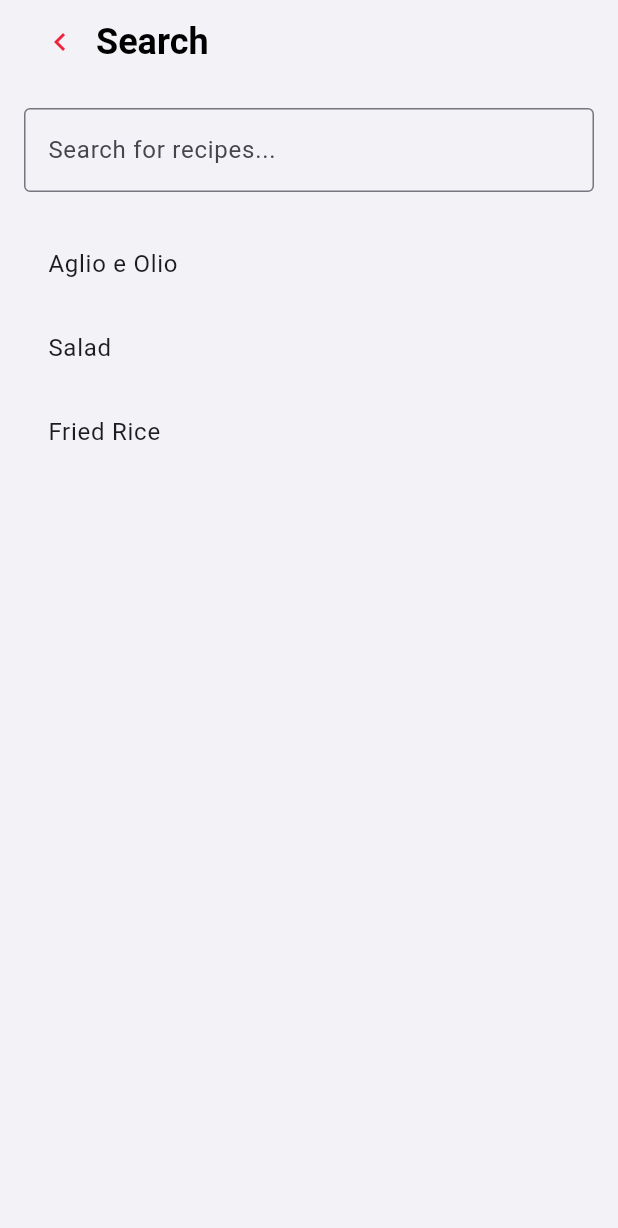
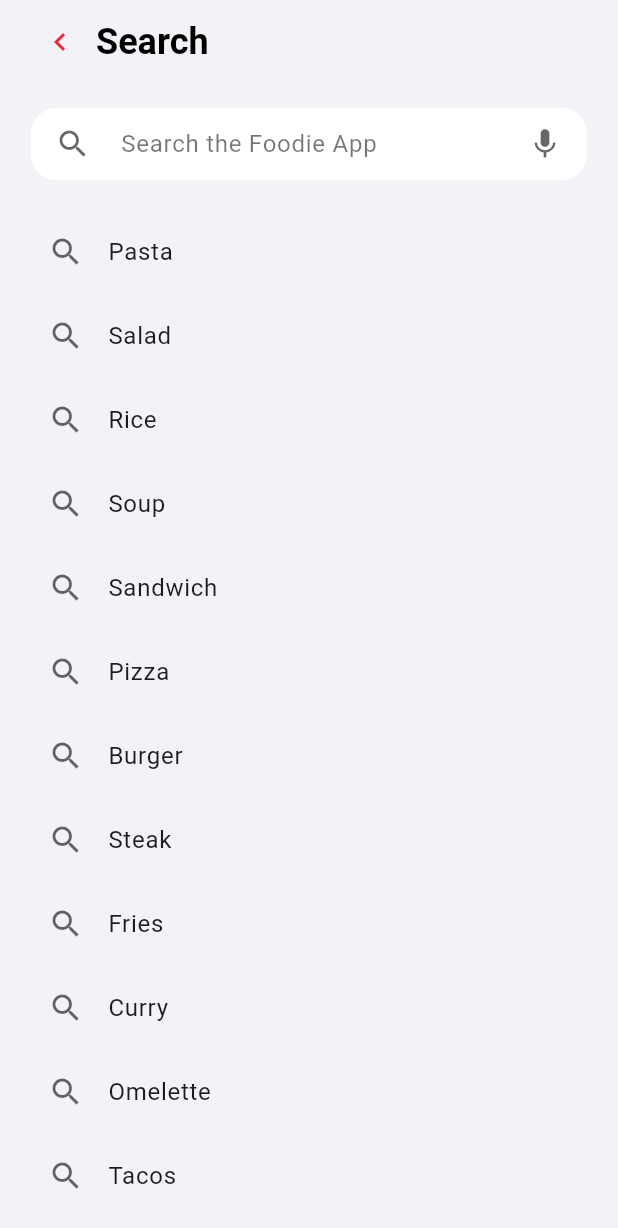
Before and after one commit to gatosopa/food_app_flutter, a Flutter app: the SearchPage screen opened directly, on a phone screen of 412 x 824 dp. Shown: the top 1228 px of the screen. Run offline on Flutter 3.47's test engine with Material 3 defaults, Android fonts, the phone set to English and light mode, and no system bars; our stand-ins replace animated_bottom_navigation_bar, bloc, camera, carousel_slider, cloud_firestore, dio and 9 more; missing offline and left inert: gal; accounts and stored records are empty.

Commit message:
Search page results improved

```diff
--- a/lib/src/core/shapes/rounded_image.dart
+++ b/lib/src/core/shapes/rounded_image.dart
@@ -3,7 +3,7 @@ import 'package:food_app_flutter/src/core/constants.dart';
 import 'package:food_app_flutter/src/features/recipe/detail_page.dart';
 import 'package:food_app_flutter/src/models/food.dart';
 import 'package:page_transition/page_transition.dart';
-import 'package:food_app_flutter/src/features/camera/data/models/recipe_model.dart';
+import 'package:food_app_flutter/src/models/recipe_model.dart';
 
 class RoundedImage extends StatelessWidget {
   const RoundedImage({
--- a/lib/src/core/utils/parser.dart
+++ b/lib/src/core/utils/parser.dart
@@ -1,5 +1,5 @@
 import 'dart:convert';
-import '../../features/camera/data/models/recipe_model.dart';
+import '../../models/recipe_model.dart';
 
 List<Recipe> parseRecipes(String jsonData) {
   final data = jsonDecode(jsonData) as List;
--- a/lib/src/features/home/search_page.dart
+++ b/lib/src/features/home/search_page.dart
@@ -1,14 +1,28 @@
 import 'package:flutter/material.dart';
 import 'package:dio/dio.dart';
 import 'dart:convert';
+import '../camera/presentation/view/widgets/recipe_card.dart';
+import '../camera/presentation/view/available_ingredient_page.dart';
 import 'package:food_app_flutter/src/core/constants.dart';
 import 'package:food_app_flutter/src/core/widgets/food_card.dart';
 import 'package:food_app_flutter/src/models/food.dart';
 import 'package:food_app_flutter/src/models/recipe_model.dart';
 import 'package:food_app_flutter/src/features/recipe/recipe_page.dart';
+import 'package:get/get_connect/http/src/utils/utils.dart';
+
+List<Recipe> parseRecipes(String jsonData) {
+  final data = jsonDecode(jsonData);
+  if (data is List) {
+    return data.map((recipe) => Recipe.fromJson(recipe)).toList();
+  } else {
+    throw Exception('Invalid JSON format for recipes');
+  }
+}
 
 class SearchPage extends StatefulWidget {
-  const SearchPage({super.key});
+
+
+  const SearchPage({Key? key,}) : super(key: key);
 
   @override
   State<SearchPage> createState() => _SearchPageState();
@@ -18,10 +32,44 @@ class _SearchPageState extends State<SearchPage> {
   final TextEditingController _controller = TextEditingController();
   final Dio _dio = Dio(); // For HTTP requests
 
-  List<String> _recipelist = ['Aglio e Olio', 'Salad', 'Fried Rice'];
+  List<String> _recipelist = [
+    'Pasta',
+    'Salad',
+    'Rice',
+    'Soup',
+    'Sandwich',
+    'Pizza',
+    'Burger',
+    'Steak',
+    'Fries',
+    'Curry',
+    'Omelette',
+    'Tacos',
+    'Sushi',
+    'Toast',
+    'Bacon',
+    'Pancakes',
+    'Waffles',
+    'Smoothie',
+    'Wrap',
+    'Noodles',
+    'Grilled Cheese',
+    'Hot Dog',
+    'BBQ Ribs',
+    'Chili',
+    'Lasagna',
+    'Biryani',
+    'Casserole',
+    'Dumplings',
+    'Mac and Cheese',
+    'Stir Fry'
+  ];
+
   List<String> _filteredRecipes = [];
   bool _isLoading = false;
   bool _isProgrammaticUpdate = false;
+  bool _isShowRecipe = false;
+  String jsonData = "";
 
   @override
   void initState() {
@@ -43,10 +91,14 @@ class _SearchPageState extends State<SearchPage> {
     setState(() {
       if (_controller.text.isEmpty) {
         _filteredRecipes = _recipelist;
+        _isShowRecipe = false;
       } else {
         _filteredRecipes = _recipelist
             .where((item) => item.toLowerCase().contains(_controller.text.toLowerCase()))
             .toList();
+         if (_filteredRecipes.isNotEmpty) {
+          _isShowRecipe = false;
+        }
       }
     });
   }
@@ -82,12 +134,8 @@ class _SearchPageState extends State<SearchPage> {
 
         // Navigate to RecipePage with the response data
         if (mounted) {
-          Navigator.push(
-            context,
-            MaterialPageRoute(
-              builder: (context) => RecipePage(jsonData: jsonEncode(data['recipes'])),
-            ),
-          );
+          jsonData = jsonEncode(data['recipes']);
+
         }
       } else {
         print("Failed to fetch recipes. Status Code: ${response.statusCode}");
@@ -103,6 +151,7 @@ class _SearchPageState extends State<SearchPage> {
     } finally {
       setState(() {
         _isLoading = false;
+        _isShowRecipe = true;
       });
     }
   }
@@ -112,6 +161,7 @@ class _SearchPageState extends State<SearchPage> {
     setState(() {
       _isProgrammaticUpdate = true;
       _controller.text = suggestion;
+      _isShowRecipe = true;
     });
 
     FocusScope.of(context).unfocus();
@@ -125,10 +175,22 @@ class _SearchPageState extends State<SearchPage> {
   void _onSearchSubmitted(String query) {
     FocusScope.of(context).unfocus();
     sendSearchQuery(query, 2);
+
   }
 
   @override
   Widget build(BuildContext context) {
+    List<Recipe> recipes = [];
+    if (_isShowRecipe && jsonData.isNotEmpty) {
+      try {
+        recipes = parseRecipes(jsonData); // Parse only if jsonData is valid
+      } catch (e) {
+        print("Error parsing recipes: $e");
+        recipes = [];
+      }
+    }
+
+    Size size = MediaQuery.of(context).size; // Get screen size
     return Scaffold(
       backgroundColor: Constants.backgroundColor,
       appBar: AppBar(
@@ -155,20 +217,65 @@ class _SearchPageState extends State<SearchPage> {
         padding: const EdgeInsets.all(16.0),
         child: Column(
           children: [
-            TextField(
-              controller: _controller,
-              decoration: const InputDecoration(
-                hintText: 'Search for recipes...',
-                border: OutlineInputBorder(),
+            Container(
+              padding: const EdgeInsets.symmetric(horizontal: 16.0),
+              width: size.width * .9,
+              decoration: BoxDecoration(
+                color: Colors.white,
+                borderRadius: BorderRadius.circular(17),
               ),
-              onSubmitted: _onSearchSubmitted,
+              child: Row(
+                crossAxisAlignment: CrossAxisAlignment.center,
+                mainAxisAlignment: MainAxisAlignment.center,
+                children: [
+                  Icon(Icons.search, color: Colors.black54.withOpacity(.6)),
+                  SizedBox(width: 20),
+
+                  Expanded(
+                    child: TextField(
+                      controller: _controller,
+                      decoration: const InputDecoration(
+                        hintText: 'Search the Foodie App',
+                        hintStyle: TextStyle(color: Colors.black54),
+                        border: InputBorder.none,
+                        focusedBorder: InputBorder.none
+                      ),
+                      onSubmitted: _onSearchSubmitted,
+                    ),
+                  ),
+                  Icon(Icons.mic, color: Colors.black54.withOpacity(.6)),
+                ],
+              ),
             ),
             const SizedBox(height: 20),
-            if (_isLoading)
-              const Center(child: CircularProgressIndicator())
-            else
-              Expanded(
-                child: _filteredRecipes.isEmpty
+            Expanded(
+              child: _isShowRecipe
+                ? _isLoading
+                    ? const Center(child: CircularProgressIndicator())
+                    : ListView.builder(
+                        itemCount: recipes.length,
+                        itemBuilder: (context, index) {
+                          final recipe = recipes[index];
+                          return GestureDetector(
+                            onTap: () {
+                              Navigator.push(
+                                context,
+                                MaterialPageRoute(
+                                  builder: (context) => AvailableIngredientPage(
+                                    availableIngredients: recipe.existingIngredients
+                                        .map((ingredient) => {'name': ingredient})
+                                        .toList(),
+                                  ),
+                                ),
+                              );
+                            },
+                            child: RecipeCard(
+                              recipe: recipe,
+                            ),
+                          );
+                        },
+                      )
+                : _filteredRecipes.isEmpty
                     ? const Center(
                         child: Text(
                           'No suggestions available',
@@ -179,12 +286,16 @@ class _SearchPageState extends State<SearchPage> {
                         itemCount: _filteredRecipes.length,
                         itemBuilder: (context, index) {
                           return ListTile(
+                            leading: Icon(
+                              Icons.search,
+                              color: Colors.black.withOpacity(.6),
+                            ),
                             title: Text(_filteredRecipes[index]),
                             onTap: () => _onSuggestionSelected(_filteredRecipes[index]),
                           );
                         },
                       ),
-              ),
+            ),
           ],
         ),
       ),
--- a/lib/src/features/recipe/detail_page.dart
+++ b/lib/src/features/recipe/detail_page.dart
@@ -1,7 +1,7 @@
 import 'package:flutter/material.dart';
 import 'package:food_app_flutter/src/core/constants.dart';
 import 'package:food_app_flutter/src/features/recipe/widgets/detail_nutrition.dart';
-import 'package:food_app_flutter/src/features/camera/data/models/recipe_model.dart';
+import 'package:food_app_flutter/src/models/recipe_model.dart';
 import 'package:food_app_flutter/src/core/widgets/bottom_navigation_bar.dart';
 import 'package:food_app_flutter/src/features/favorites/favorites_page.dart';
 import 'package:food_app_flutter/src/features/home/home_page.dart';
--- a/lib/src/features/recipe/recipe_page.dart
+++ b/lib/src/features/recipe/recipe_page.dart
@@ -1,5 +1,5 @@
 import 'package:flutter/material.dart';
-import '../camera/data/models/recipe_model.dart';
+import '../../models/recipe_model.dart';
 import '../camera/presentation/view/widgets/recipe_card.dart';
 import '../camera/presentation/view/available_ingredient_page.dart';
 import 'dart:convert';
--- a/lib/src/features/recipe/widgets/recipe_appbar.dart
+++ b/lib/src/features/recipe/widgets/recipe_appbar.dart
@@ -2,7 +2,7 @@ import 'dart:ui';
 
 import 'package:flutter/material.dart';
 import 'package:flutter/services.dart';
-import 'package:food_app_flutter/src/features/camera/data/models/recipe_model.dart';
+import 'package:food_app_flutter/src/models/recipe_model.dart';
 
 class RecipeviewAppbar extends StatelessWidget {
   final Recipe recipe;
```
